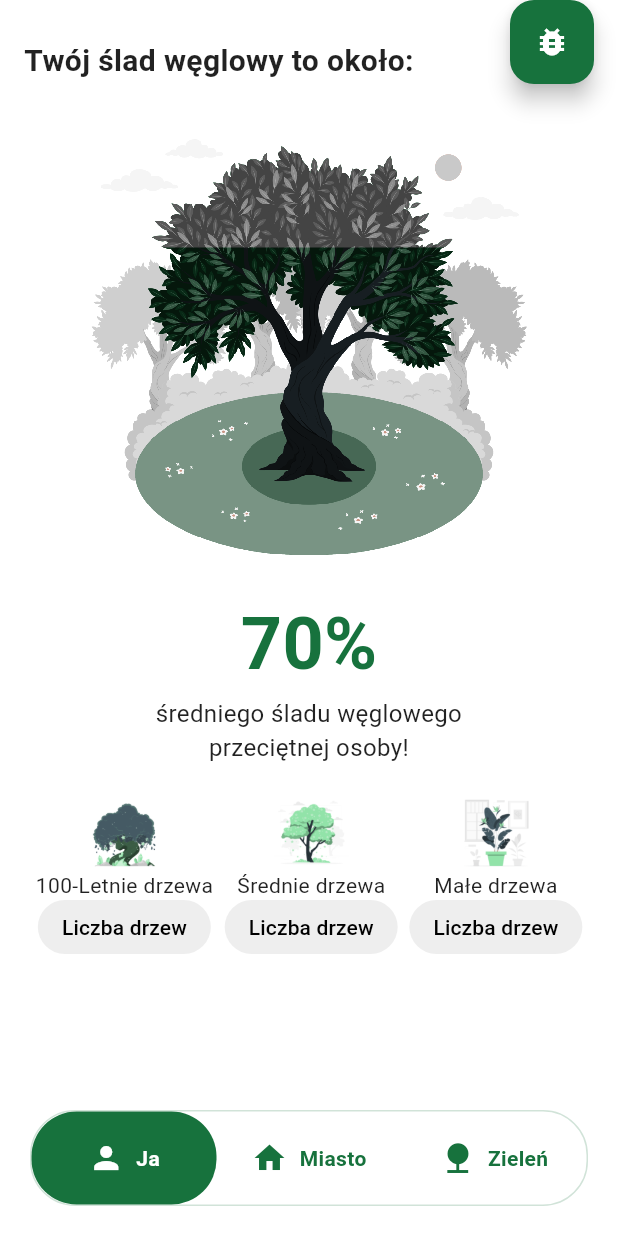
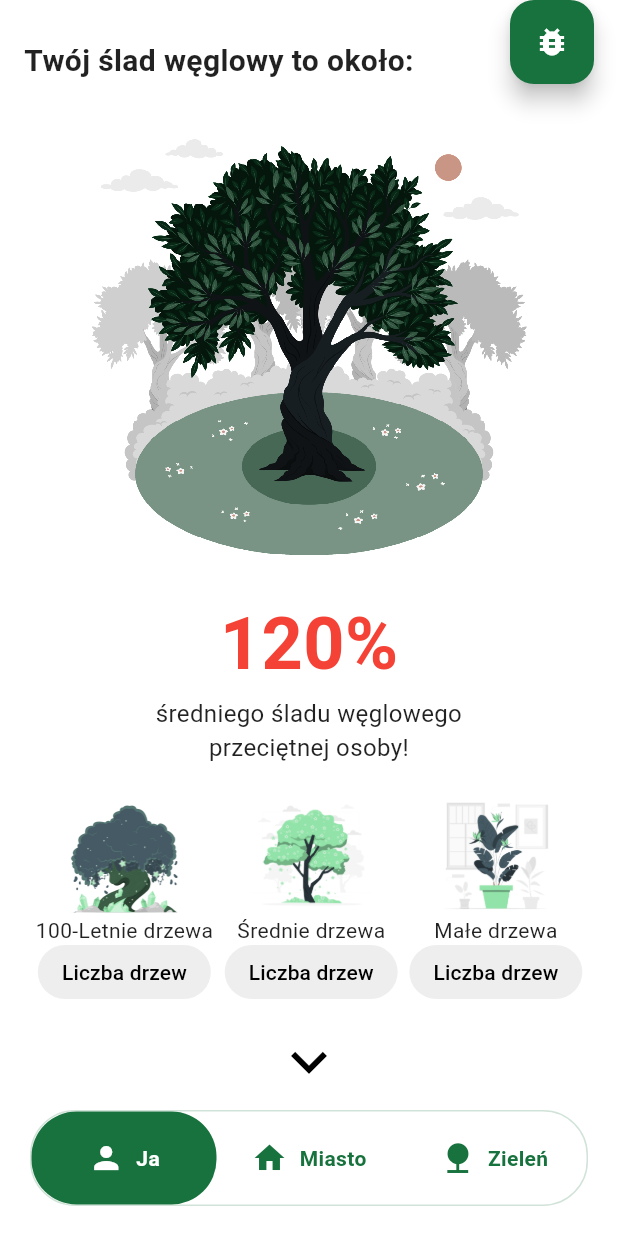
Before and after one commit to MeCatooo/HackYeah2024, a Flutter app: the HomeScreen screen opened directly, on a phone screen of 412 x 824 dp. Run offline on Flutter 3.47's test engine with Material 3 defaults, Android fonts, the phone set to English and light mode, and no system bars; our stand-ins replace flutter_riverpod, shared_preferences; accounts and stored records are empty.

Commit message:
flutter does wop wop wup wop wop wup wop wop

```diff
--- a/co2unter/lib/features/home_screen/presentation/me_tab.dart
+++ b/co2unter/lib/features/home_screen/presentation/me_tab.dart
@@ -1,16 +1,30 @@
-// me_tab.dart
 import 'package:flutter/material.dart';
 import '../../user_profile/widgets/tree_image.dart';
 
-class MeTab extends StatelessWidget {
+class MeTab extends StatefulWidget {
   const MeTab({Key? key}) : super(key: key);
+
+  @override
+  _MeTabState createState() => _MeTabState();
+}
+
+class _MeTabState extends State<MeTab> {
+  final ScrollController _scrollController = ScrollController();
+  bool _isSecondImageVisible = false;
+
+  @override
+  void dispose() {
+    _scrollController.dispose();
+    super.dispose();
+  }
 
   @override
   Widget build(BuildContext context) {
     // Hard-coded percentage for now
-    const double carbonFootprintPercentage = 70.0;
+    const double carbonFootprintPercentage = 120;
 
     return SingleChildScrollView(
+      controller: _scrollController, // Attach the ScrollController
       child: Padding(
         padding: const EdgeInsets.all(16.0),
         child: Column(
@@ -53,23 +67,94 @@
                 child: Row(
               mainAxisAlignment: MainAxisAlignment.spaceEvenly,
               children: [
-                Column(
+                _buildTreeColumn(
+                    'assets/images/tree_large.png', '100-Letnie drzewa', 0),
+                _buildTreeColumn(
+                    'assets/images/tree_mid.png', 'Średnie drzewa', 0),
+                _buildTreeColumn(
+                    'assets/images/tree_small.png', 'Małe drzewa', 0),
+              ],
+            )),
+            const SizedBox(height: 10),
+            Center(
+              child: IconButton(
+                onPressed: () {
+                  _scrollController.animateTo(
+                    _scrollController
+                        .position.maxScrollExtent, // Scroll to the bottom
+                    duration: const Duration(milliseconds: 300),
+                    curve: Curves.easeInOut,
+                  );
+                },
+                icon: const Icon(Icons.keyboard_arrow_down, size: 48),
+              ),
+            ),
+            const Image(
+              image: AssetImage('assets/images/graphs.png'),
+              width: double.infinity,
+            ),
+            const SizedBox(height: 20),
+            GestureDetector(
+              onTap: () {
+                setState(() {
+                  _isSecondImageVisible = true;
+                });
+              },
+              child: Stack(
+                children: [
+                  Image(
+                    image: AssetImage(_isSecondImageVisible
+                        ? 'assets/images/card2.png'
+                        : 'assets/images/card.png'),
+                    width: double.infinity,
+                    fit: BoxFit.cover,
+                  ),
+                  if (_isSecondImageVisible)
+                    Positioned(
+                      top: 10,
+                      right: 10,
+                      child: GestureDetector(
+                        onTap: () {
+                          setState(() {
+                            _isSecondImageVisible = false;
+                          });
+                        },
+                        child: Container(
+                          padding: EdgeInsets.all(8),
+                          decoration: BoxDecoration(
+                            color: Colors.white.withOpacity(0.7),
+                            shape: BoxShape.circle,
+                          ),
+                          child: Icon(Icons.close, color: Colors.black),
+                        ),
+                      ),
+                    ),
+                ],
+              ),
+            ),
+          ],
+        ),
+      ),
+    );
+  }
+
+  // Helper method to build tree columns
+  Widget _buildTreeColumn(String imagePath, String title, int count) {
+    return Column(
       mainAxisAlignment: MainAxisAlignment.center,
       children: [
         Image(
-                      image: AssetImage('assets/images/tree_large.png'),
-                      width: 50,
-                      height: 50,
+          image: AssetImage(imagePath),
+          height: 80,
         ),
-                    Text('100-Letnie drzewa'),
+        Text(title),
         Container(
-                      padding: const EdgeInsets.symmetric(
-                          horizontal: 16, vertical: 8),
+          padding: const EdgeInsets.symmetric(horizontal: 16, vertical: 8),
           decoration: BoxDecoration(
             color: Colors.grey[200],
             borderRadius: BorderRadius.circular(20),
           ),
-                      child: 0 != 0
+          child: count != 0
               ? Text(
                   'dużo drzew',
                   style: Theme.of(context).textTheme.titleSmall,
@@ -80,68 +165,6 @@
                 ),
         )
       ],
-                ),
-                Column(
-                  mainAxisAlignment: MainAxisAlignment.center,
-                  children: [
-                    Image(
-                      image: AssetImage('assets/images/tree_mid.png'),
-                      width: 50,
-                      height: 50,
-                    ),
-                    Text('Średnie drzewa'),
-                    Container(
-                      padding: const EdgeInsets.symmetric(
-                          horizontal: 16, vertical: 8),
-                      decoration: BoxDecoration(
-                        color: Colors.grey[200],
-                        borderRadius: BorderRadius.circular(20),
-                      ),
-                      child: 0 != 0
-                          ? Text(
-                              'dużo drzew',
-                              style: Theme.of(context).textTheme.titleSmall,
-                            )
-                          : Text(
-                              'Liczba drzew',
-                              style: Theme.of(context).textTheme.titleSmall,
-                            ),
-                    )
-                  ],
-                ),
-                Column(
-                  mainAxisAlignment: MainAxisAlignment.center,
-                  children: [
-                    Image(
-                      image: AssetImage('assets/images/tree_small.png'),
-                      width: 50,
-                      height: 50,
-                    ),
-                    Text('Małe drzewa'),
-                    Container(
-                      padding: const EdgeInsets.symmetric(
-                          horizontal: 16, vertical: 8),
-                      decoration: BoxDecoration(
-                        color: Colors.grey[200],
-                        borderRadius: BorderRadius.circular(20),
-                      ),
-                      child: 0 != 0
-                          ? Text(
-                              'dużo drzew',
-                              style: Theme.of(context).textTheme.titleSmall,
-                            )
-                          : Text(
-                              'Liczba drzew',
-                              style: Theme.of(context).textTheme.titleSmall,
-                            ),
-                    )
-                  ],
-                ),
-              ],
-            )),
-          ],
-        ),
-      ),
     );
   }
 }
--- a/co2unter/lib/features/home_screen/widgets/expandable_card.dart
+++ b/co2unter/lib/features/home_screen/widgets/expandable_card.dart
@@ -85,7 +85,7 @@
           ),
           Image.asset(
             widget.imageAsset,
-            height: 180,
+            height: 170,
             fit: BoxFit.cover,
           ),
         ],
```
Also changed, not shown: co2unter/lib/features/home_screen/presentation/city_tab.dart (+38 -5 lines), co2unter/assets/images/card.png (added), co2unter/assets/images/card2.png (added), co2unter/assets/images/events.png (renamed from co2unter/assets/images/city1.png), co2unter/assets/images/graphs.png (added), co2unter/assets/images/initiatives.png (added), co2unter/assets/images/parks.png (added), co2unter/assets/images/services.png (renamed from co2unter/assets/images/city3.png), co2unter/assets/images/transport.png (renamed from co2unter/assets/images/city2.png). Lines whose indentation alone changed are shown as unchanged.
